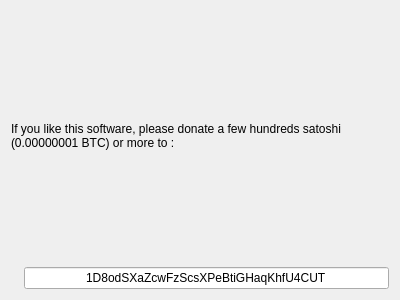
First picture: the form in packaging/windows/packages/org.miamplayer.core/meta/copybitcoinaddressform.ui, repository MBach/Miam-Player, before the edit.
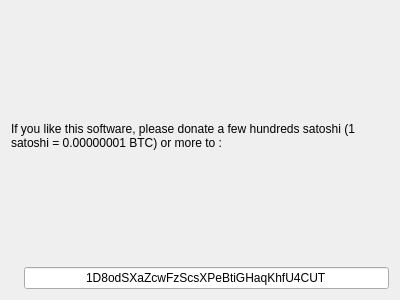
Second picture: the form after the edit. Icons and pictures are not drawn.

Diff of the .ui file:
```diff
--- a/packaging/windows/packages/org.miamplayer.core/meta/copybitcoinaddressform.ui
+++ b/packaging/windows/packages/org.miamplayer.core/meta/copybitcoinaddressform.ui
@@ -17,7 +17,7 @@
    <item>
     <widget class="QLabel" name="label">
      <property name="text">
-      <string>If you like this software, please donate a few hundreds satoshi (0.00000001 BTC) or more to :</string>
+      <string>If you like this software, please donate a few hundreds satoshi (1 satoshi = 0.00000001 BTC) or more to :</string>
      </property>
      <property name="wordWrap">
       <bool>true</bool>
```
